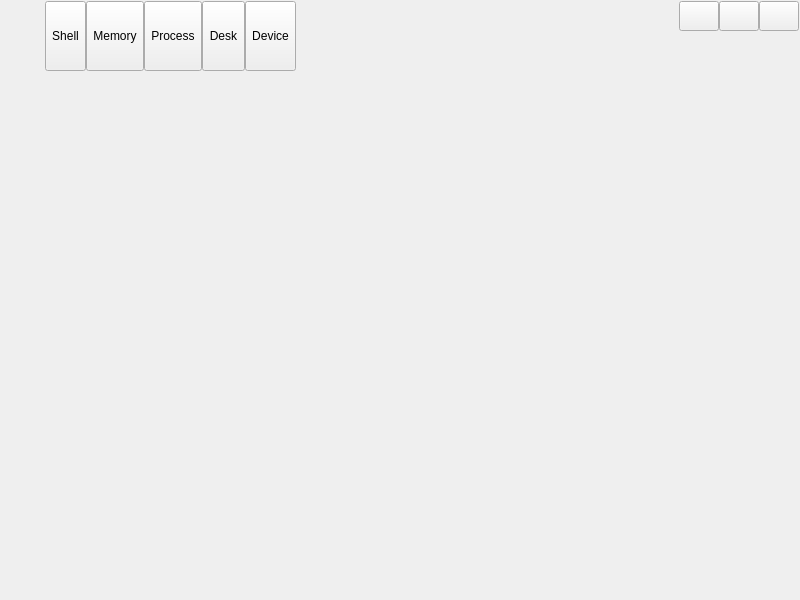
asapple/analog-operating-system, file form/frmmain.ui: the form before one commit.
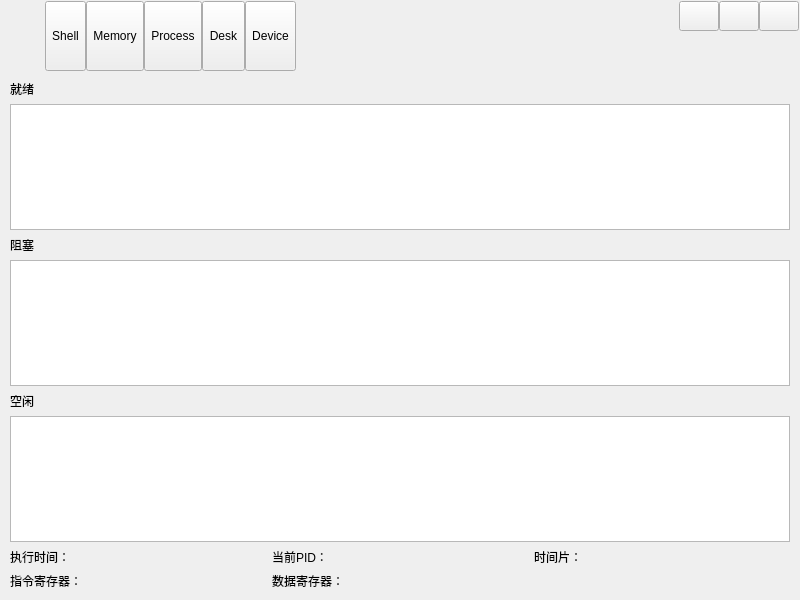
The form after the commit. The open tabs and pages were chosen to show the change. Icons and pictures are not drawn.

What changed in the file:
```diff
--- a/form/frmmain.ui
+++ b/form/frmmain.ui
@@ -349,7 +349,73 @@
       <layout class="QVBoxLayout" name="verticalLayout_3"/>
      </widget>
      <widget class="QWidget" name="page3">
-      <layout class="QVBoxLayout" name="verticalLayout_5"/>
+      <layout class="QGridLayout" name="gridLayout">
+       <item row="0" column="0">
+        <widget class="QLabel" name="ready_label">
+         <property name="text">
+          <string>就绪</string>
+         </property>
+        </widget>
+       </item>
+       <item row="1" column="0" colspan="3">
+        <widget class="QTextBrowser" name="ready_textBrowser"/>
+       </item>
+       <item row="2" column="0">
+        <widget class="QLabel" name="block_label">
+         <property name="text">
+          <string>阻塞</string>
+         </property>
+        </widget>
+       </item>
+       <item row="3" column="0" colspan="3">
+        <widget class="QTextBrowser" name="block_textBrowser"/>
+       </item>
+       <item row="4" column="0">
+        <widget class="QLabel" name="free_label">
+         <property name="text">
+          <string>空闲</string>
+         </property>
+        </widget>
+       </item>
+       <item row="5" column="0" colspan="3">
+        <widget class="QTextBrowser" name="free_textBrowser"/>
+       </item>
+       <item row="6" column="0">
+        <widget class="QLabel" name="execTime_label">
+         <property name="text">
+          <string>执行时间：</string>
+         </property>
+        </widget>
+       </item>
+       <item row="6" column="1">
+        <widget class="QLabel" name="PID_label">
+         <property name="text">
+          <string>当前PID：</string>
+         </property>
+        </widget>
+       </item>
+       <item row="6" column="2">
+        <widget class="QLabel" name="slice_label">
+         <property name="text">
+          <string>时间片：</string>
+         </property>
+        </widget>
+       </item>
+       <item row="7" column="0">
+        <widget class="QLabel" name="IR_label">
+         <property name="text">
+          <string>指令寄存器：</string>
+         </property>
+        </widget>
+       </item>
+       <item row="7" column="1">
+        <widget class="QLabel" name="DR_label">
+         <property name="text">
+          <string>数据寄存器：</string>
+         </property>
+        </widget>
+       </item>
+      </layout>
      </widget>
      <widget class="QWidget" name="page4">
       <layout class="QVBoxLayout" name="verticalLayout_4"/>
```
Left out of the diff: 73 changed lines with no effect on the pictures.
